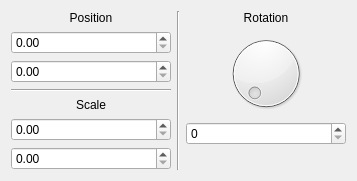
First picture: the form in QTDelivery1/ZurullitoPaint/transform.ui, repository MarcFly/AdvancedGraphicsProgramming, before the edit.
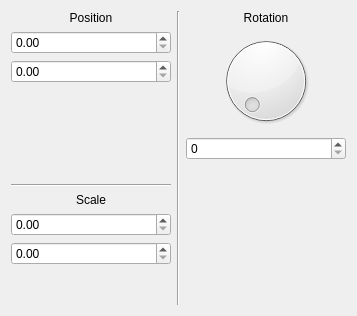
Second picture: the form after the edit.

```diff
--- a/QTDelivery1/ZurullitoPaint/transform.ui
+++ b/QTDelivery1/ZurullitoPaint/transform.ui
@@ -7,7 +7,7 @@
     <x>0</x>
     <y>0</y>
     <width>357</width>
-    <height>181</height>
+    <height>316</height>
    </rect>
   </property>
   <property name="windowTitle">
```
